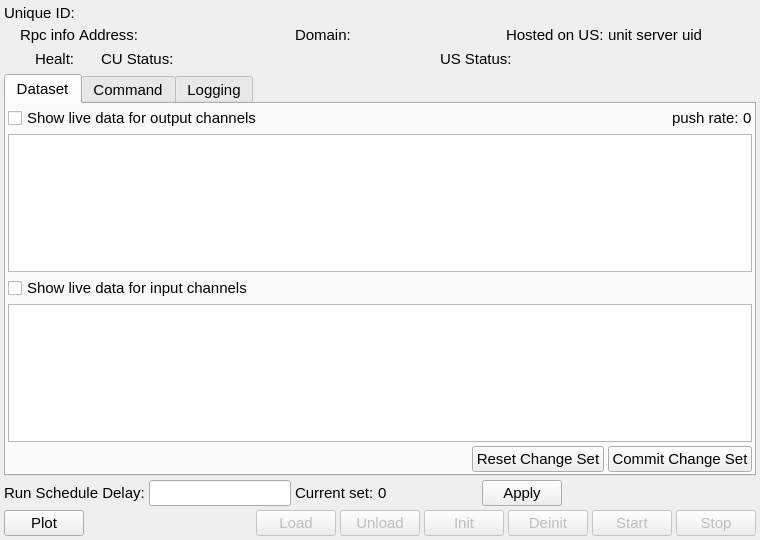
Qt form ccs/node/control_unit/ControlUnitEditor.ui (bisegni/chaosframework) before a commit.
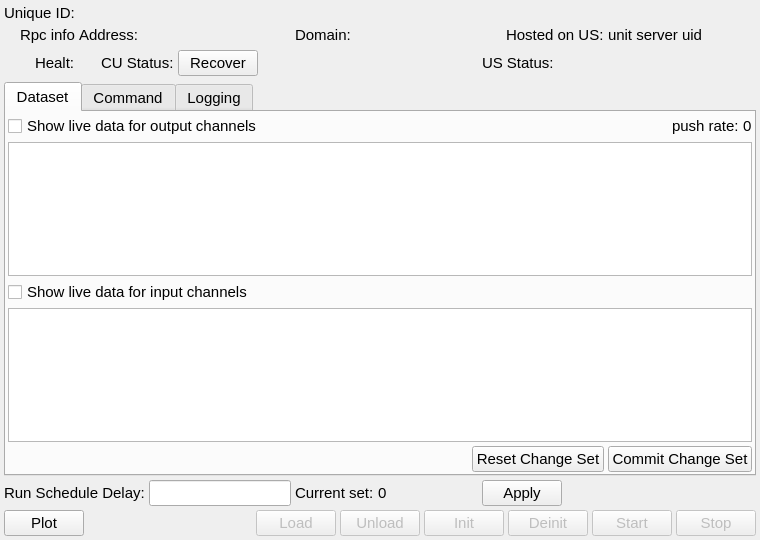
The same form after that commit. Custom widgets are drawn as their Qt base class.

Commit message:
fixed the recoverable errors beahviour,
- fatal and recoverable error has been fixed and test for RTCU, need to be tested on SCCU

Diff of the .ui file:
```diff
--- a/ccs/node/control_unit/ControlUnitEditor.ui
+++ b/ccs/node/control_unit/ControlUnitEditor.ui
@@ -98,7 +98,7 @@
       </widget>
      </item>
      <item row="2" column="1">
-      <layout class="QGridLayout" name="gridLayout_2" columnstretch="0,0,1,0,0,1">
+      <layout class="QGridLayout" name="gridLayout_2" columnstretch="0,0,0,1,0,0,0,1">
        <property name="leftMargin">
         <number>2</number>
        </property>
@@ -114,25 +114,7 @@
        <property name="spacing">
         <number>4</number>
        </property>
-       <item row="0" column="4">
-        <widget class="QLabel" name="label_6">
-         <property name="sizePolicy">
-          <sizepolicy hsizetype="Minimum" vsizetype="Minimum">
-           <horstretch>0</horstretch>
-           <verstretch>0</verstretch>
-          </sizepolicy>
-         </property>
-         <property name="font">
-          <font>
-           <pointsize>11</pointsize>
-          </font>
-         </property>
-         <property name="text">
-          <string>US Status:</string>
-         </property>
-        </widget>
-       </item>
-       <item row="0" column="5">
+       <item row="0" column="7">
         <widget class="ChaosLabel" name="labelUnitServerStatus">
          <property name="font">
           <font>
@@ -178,7 +160,7 @@
          </property>
         </widget>
        </item>
-       <item row="0" column="2">
+       <item row="0" column="3">
         <widget class="ChaosLabel" name="labelControlUnitStatus">
          <property name="font">
           <font>
@@ -193,7 +175,7 @@
          </property>
         </widget>
        </item>
-       <item row="0" column="3">
+       <item row="0" column="5">
         <widget class="CLedIndicatorHealt" name="ledIndicatorHealtTSUnitServer" native="true">
          <property name="minimumSize">
           <size>
@@ -212,6 +194,45 @@
          </property>
         </widget>
        </item>
+       <item row="0" column="6">
+        <widget class="QLabel" name="label_6">
+         <property name="sizePolicy">
+          <sizepolicy hsizetype="Minimum" vsizetype="Minimum">
+           <horstretch>0</horstretch>
+           <verstretch>0</verstretch>
+          </sizepolicy>
+         </property>
+         <property name="font">
+          <font>
+           <pointsize>11</pointsize>
+          </font>
+         </property>
+         <property name="text">
+          <string>US Status:</string>
+         </property>
+        </widget>
+       </item>
+       <item row="0" column="2">
+        <widget class="QPushButton" name="pushButtonRecoverError">
+         <property name="enabled">
+          <bool>true</bool>
+         </property>
+         <property name="font">
+          <font>
+           <pointsize>11</pointsize>
+          </font>
+         </property>
+         <property name="toolTip">
+          <string>Restore a previous state that generate the recoverable error</string>
+         </property>
+         <property name="statusTip">
+          <string>Restore a previous state that generate the recoverable error</string>
+         </property>
+         <property name="text">
+          <string>Recover</string>
+         </property>
+        </widget>
+       </item>
       </layout>
      </item>
      <item row="1" column="1">
```
The commit also changes 11 other files.
